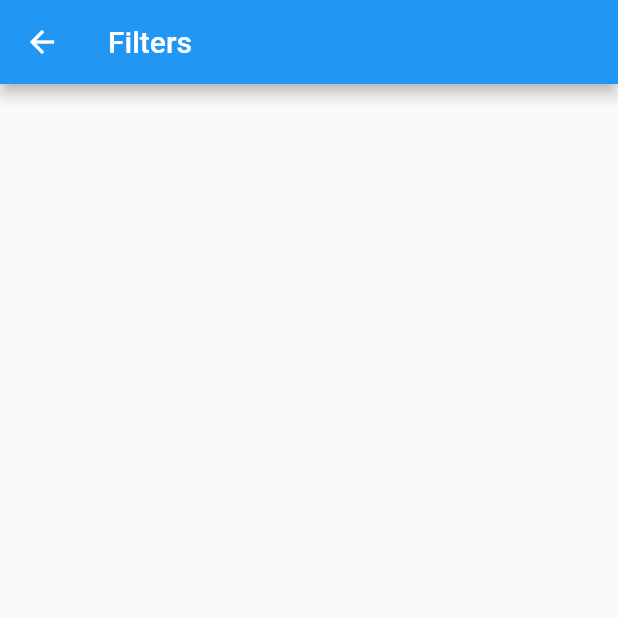
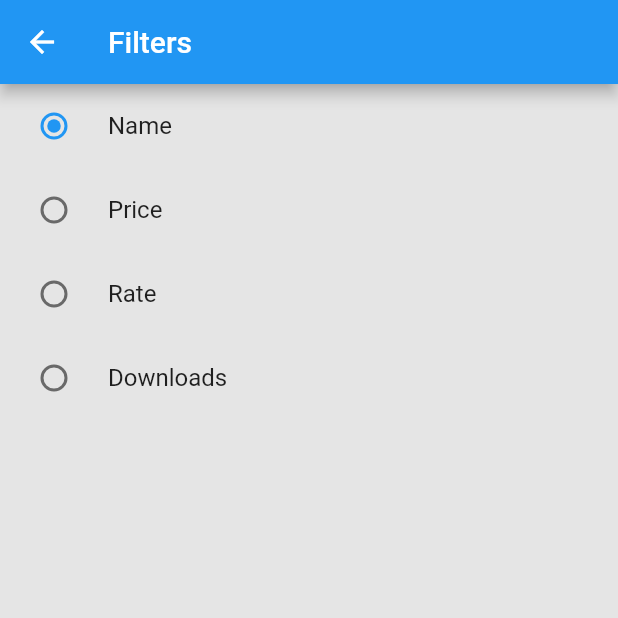
Before and after one commit to juanp88/smash_bros_test, a Flutter app: the screen it shows after launch, after a tap on the "filter list" icon, on a phone screen of 412 x 824 dp, the top half of it. Run offline on Flutter 3.47's test engine with Material 2 defaults, Android fonts, the phone set to English and light mode, and no system bars; our stand-ins replace flutter_rating_bar, shared_preferences; network calls fail.

Commit message:
se añade funcionalidad Sort para el listview

```diff
--- a/lib/constant.dart
+++ b/lib/constant.dart
@@ -7,3 +7,9 @@ Color kbrown300 = Color(0xFF8D6E63);
 Color kbrown = Color(0xFF795548);
 Color kgrey = Color(0xFFC0C0C0);
 Color bgOnboarding = Color(int.parse('#1A90F0'.replaceAll('#', '0xff')));
+Color filterEnable = Color(int.parse('#003C7E'.replaceAll('#', '0xff')));
+Color filterDisable = Color(int.parse('#007AFF'.replaceAll('#', '0xff')));
+Color priceTag = Color(int.parse('#007AFF'.replaceAll('#', '0xff')));
+Color iosApplybtn = Color(int.parse('#296DF1'.replaceAll('#', '0xff')));
+Color bgFilter = Color(int.parse('#E5E5E5'.replaceAll('#', '0xff')));
+List<String> filtersList = ['Name', 'Price', 'Rate', 'Downloads'];
--- a/lib/main.dart
+++ b/lib/main.dart
@@ -4,6 +4,7 @@ import 'package:shared_preferences/shared_preferences.dart';
 import 'package:smash_test/view_model/list_character_viewmodel.dart';
 import 'package:smash_test/view_model/list_universes_viewmodel.dart';
 
+import 'providers/sort_provider.dart';
 import 'routes/rutas.dart';
 import 'view/home.dart';
 import 'view/onboard/onboard.dart';
@@ -23,7 +24,8 @@ class MyApp extends StatelessWidget {
     return MultiProvider(
         providers: [
           ChangeNotifierProvider(create: (_) => CharacterViewModel()),
-          ChangeNotifierProvider(create: (_) => UniversesViewModel())
+          ChangeNotifierProvider(create: (_) => UniversesViewModel()),
+          ChangeNotifierProvider(create: (_) => SortProvider())
         ],
         child: MaterialApp(
             title: 'Smash Test',
--- /dev/null
+++ b/lib/providers/sort_provider.dart
@@ -0,0 +1,27 @@
+import 'package:flutter/material.dart';
+
+class SortProvider extends ChangeNotifier {
+  late int selectedButton;
+  late String selectedFilter;
+  late String _filter;
+  List<String> filtersList = ['Name', 'Price', 'Rate', 'Downloads'];
+  //when no style is selected, return default TextStyle
+
+  get filter => _filter;
+
+  SortProvider() {
+    selectedButton = 0;
+    setSelectedButton(selectedButton);
+    _filter = "Name";
+  }
+
+  void setSelectedButton(int? index) async {
+    selectedButton = index ?? selectedButton;
+    _filter = filtersList[index ?? 0];
+    // print(selectedButton);
+    //print(filter);
+    //filtersList;
+
+    notifyListeners();
+  }
+}
--- a/lib/routes/rutas.dart
+++ b/lib/routes/rutas.dart
@@ -1,6 +1,6 @@
 import 'package:flutter/material.dart';
 import 'package:smash_test/view/characterPage.dart';
-import 'package:smash_test/view/filters.dart';
+import 'package:smash_test/view/filterPage.dart';
 import 'package:smash_test/view/home.dart';
 
 Map<String, WidgetBuilder> generateRoutes() {
@@ -8,6 +8,6 @@ Map<String, WidgetBuilder> generateRoutes() {
     // 'home': (BuildContext context) => Home(),
     'home': (BuildContext context) => MyHomePage(),
     'character': (BuildContext context) => CharacterPage(),
-    'filters': (BuildContext context) => Filters()
+    'filters': (BuildContext context) => FilterPage()
   };
 }
--- /dev/null
+++ b/lib/view/filterPage.dart
@@ -0,0 +1,33 @@
+import 'package:flutter/material.dart';
+import 'package:smash_test/constant.dart';
+import 'package:smash_test/providers/sort_provider.dart';
+import 'package:smash_test/widgets/radiolist.dart';
+
+class FilterPage extends StatefulWidget {
+  FilterPage({Key? key}) : super(key: key);
+
+  @override
+  _FilterPageState createState() => _FilterPageState();
+}
+
+class _FilterPageState extends State<FilterPage> {
+  @override
+  Widget build(BuildContext context) {
+    return Scaffold(
+      backgroundColor: bgFilter,
+      appBar: AppBar(
+        title: Text("Filters"),
+        leading: GestureDetector(
+          child: Icon(Icons.arrow_back),
+          onTap: () {
+            Navigator.pop(context);
+          },
+        ),
+      ),
+      body: Column(children: [
+        Expanded(child: TextRadioList()),
+        Container(),
+      ]),
+    );
+  }
+}
--- a/lib/view/home.dart
+++ b/lib/view/home.dart
@@ -1,6 +1,7 @@
 import 'package:flutter/material.dart';
 import 'package:smash_test/models/character_model.dart';
 import 'package:smash_test/models/universe_model.dart';
+import 'package:smash_test/providers/sort_provider.dart';
 import 'package:smash_test/view_model/list_character_viewmodel.dart';
 import 'package:provider/provider.dart';
 import 'package:smash_test/view_model/list_universes_viewmodel.dart';
@@ -12,11 +13,16 @@ class MyHomePage extends StatefulWidget {
 
 class _MyHomePageState extends State<MyHomePage> {
   String universeFilter = "";
+  String sortFilter = "";
+
   @override
   Widget build(BuildContext context) {
     CharacterViewModel characterViewModel = context.watch<CharacterViewModel>();
     UniversesViewModel universesViewModel = context.watch<UniversesViewModel>();
+    final filterinfo = Provider.of<SortProvider>(context);
     MediaQueryData queryData = MediaQuery.of(context);
+
+    sortFilter = filterinfo.filter;
 
     return Scaffold(
       appBar: AppBar(
@@ -99,14 +105,39 @@ class _MyHomePageState extends State<MyHomePage> {
             itemCount: universeList.length));
   }
 
+  sortListview(list) {
+    List<CharacterModel> lista = list;
+    if (sortFilter == 'Name') {
+      lista.sort((a, b) {
+        return a.name.toLowerCase().compareTo(b.name.toLowerCase());
+      });
+    } else if (sortFilter == 'Price') {
+      lista.sort((a, b) {
+        return int.parse(a.price).compareTo(int.parse(b.price));
+      });
+    } else if (sortFilter == 'Rate') {
+      lista.sort((a, b) {
+        return a.rate.compareTo(b.rate);
+      });
+    } else if (sortFilter == 'Downloads') {
+      lista.sort((a, b) {
+        return int.parse(a.downloads).compareTo(int.parse(b.downloads));
+      });
+    }
+    return lista;
+  }
+
 //listview de personajes
   Widget _ui(CharacterViewModel characterViewModel, BuildContext context) {
     if (characterViewModel.loading) {
       return Container();
     }
-    // print(data.characterListModel.toString());
-    var allCharacters = characterViewModel.characterListModel;
-    var filteredCharacters = characterViewModel.characterListModel
+    // print(data.characterListModel.toString());s
+    List<CharacterModel> allCharacters = characterViewModel.characterListModel;
+
+    allCharacters = sortListview(allCharacters);
+
+    var filteredCharacters = allCharacters
         .where((character) =>
             character.universe.toLowerCase() == (universeFilter.toLowerCase()))
         .toList();
--- /dev/null
+++ b/lib/widgets/radiolist.dart
@@ -0,0 +1,25 @@
+import 'package:flutter/material.dart';
+import 'package:provider/provider.dart';
+import 'package:smash_test/providers/sort_provider.dart';
+
+class TextRadioList extends StatefulWidget {
+  const TextRadioList();
+  @override
+  _TextRadioListState createState() => _TextRadioListState();
+}
+
+class _TextRadioListState extends State<TextRadioList> {
+  @override
+  Widget build(BuildContext context) {
+    var provider = Provider.of<SortProvider>(context);
+    return ListView.builder(
+      itemBuilder: (ctx, index) => RadioListTile<int>(
+        value: index,
+        groupValue: provider.selectedButton,
+        onChanged: provider.setSelectedButton,
+        title: Text(provider.filtersList[index]),
+      ),
+      itemCount: provider.filtersList.length,
+    );
+  }
+}
```
